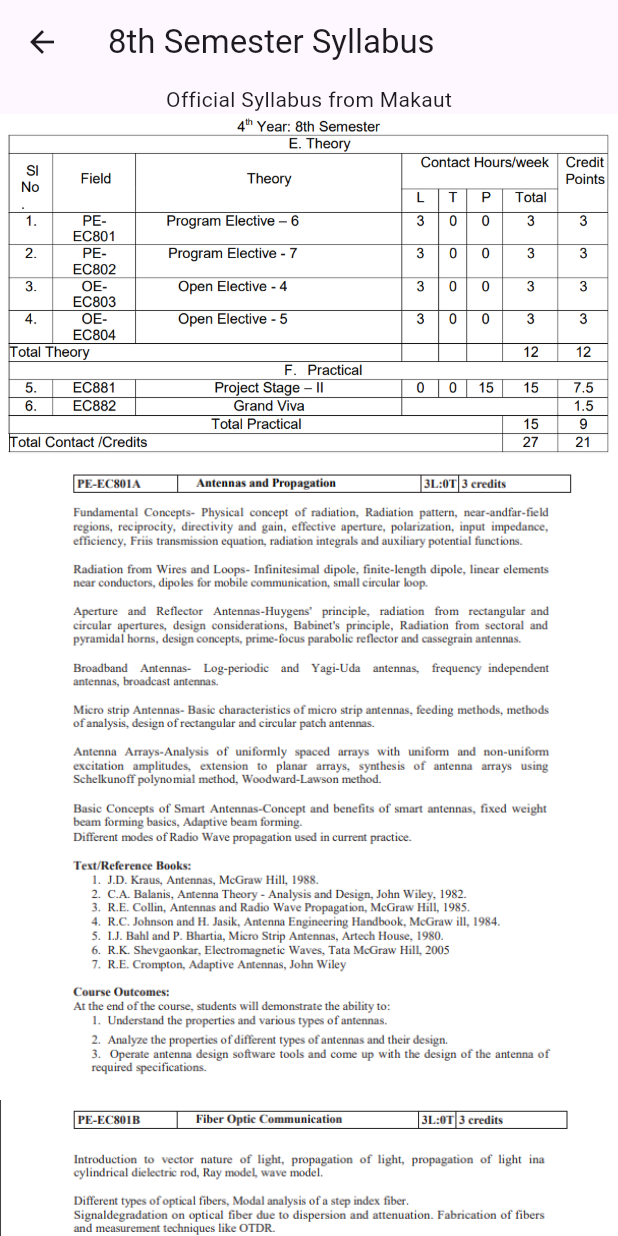
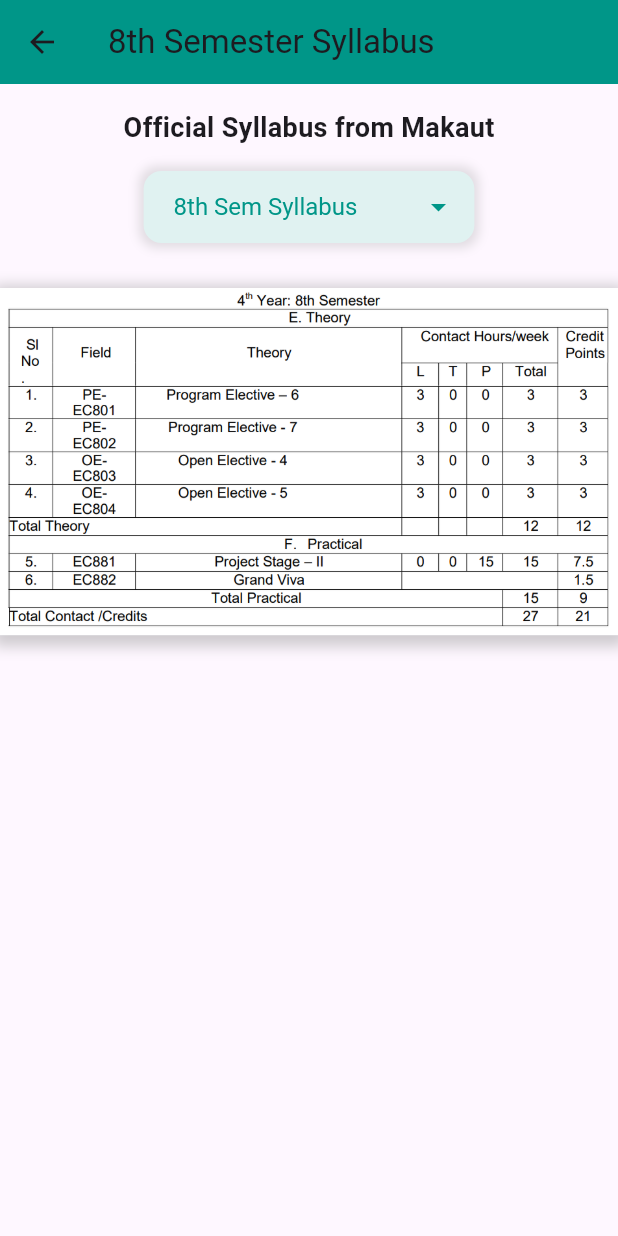
Before and after one commit to Shinjan-saha/ECE-Dept-App, a Flutter app: the Semester8Page screen opened directly, on a phone screen of 412 x 824 dp. Run offline on Flutter 3.47's test engine with Material 3 defaults, Android fonts, the phone set to English and light mode, and no system bars; our stand-ins replace curved_navigation_bar.

Commit message:
Update semester_8_page.dart

```diff
--- a/ece/lib/semester_8_page.dart
+++ b/ece/lib/semester_8_page.dart
@@ -1,170 +1,156 @@
 import 'package:flutter/material.dart';
+import 'main_electives_page.dart';
+import 'prof_electives_page.dart';
 
-class Semester8Page extends StatelessWidget {
+class Semester8Page extends StatefulWidget {
+  @override
+  _Semester8PageState createState() => _Semester8PageState();
+}
+
+class _Semester8PageState extends State<Semester8Page> {
+  String _selectedOption = '8th Sem Syllabus';
+
+  final Map<String, List<String>> _imageGroups = {
+    '8th Sem Syllabus': ['8thsem.png'],
+    'PE-EC801A': ['8thsem1.png'],
+    'PE-EC801B': ['8thsem2.png'],
+    'PE-EC801C': ['8thsem3.png'],
+    'PE-EC802A': ['8thsem4.png'],
+    'PE-EC802B': ['8thsem5.png'],
+    'PE-EC802C': ['8thsem6.png'],
+    '0E-EC803A': ['8thsem7.png','8thsem8.png'],
+    '0E-EC803B': ['8thsem9.png','8thsem10.png'],
+    '0E-EC803C': ['8thsem11.png','8thsem12.png'],
+    '0E-EC804B': ['8thsem13.png','8thsem14.png'],
+    '0E-EC804C': ['8thsem15.png'],
+    'EC881': ['8thsem16.png'],
+
+  };
+
   @override
   Widget build(BuildContext context) {
     return Scaffold(
       appBar: AppBar(
         title: Text('8th Semester Syllabus'),
+        backgroundColor: Colors.teal,
       ),
       body: SingleChildScrollView(
         child: Column(
           children: <Widget>[
-            Text('Official Syllabus from Makaut'),
-            ListView.builder(
-              shrinkWrap: true,
-              physics: NeverScrollableScrollPhysics(),
-              itemCount: 18, // Display 18 images
-              itemBuilder: (BuildContext context, int index) {
-                if (index == 0) {
-                  return Image.asset(
-                    'asset/8thsem.png',
-                    // height: 200,
-                    width: double.infinity,
-                    fit: BoxFit.cover,
-                  );
-                } else if (index == 1) {
-                  return Image.asset(
-                    'asset/8thsem1.png',
-                    // height: 200,
-                    width: double.infinity,
-                    fit: BoxFit.cover,
-                  );
-                }
-                else if (index == 2) {
-                  return Image.asset(
-                    'asset/8thsem2.png',
-                    // height: 200,
-                    width: double.infinity,
-                    fit: BoxFit.cover,
-                  );
-                }
-                else if (index == 3) {
-                  return Image.asset(
-                    'asset/8thsem3.png',
-                    // height: 200,
-                    width: double.infinity,
-                    fit: BoxFit.cover,
-                  );
-                }
-                else if (index == 4) {
-                  return Image.asset(
-                    'asset/8thsem4.png',
-                    // height: 200,
-                    width: double.infinity,
-                    fit: BoxFit.cover,
-                  );
-                }
-                else if (index == 5) {
-                  return Image.asset(
-                    'asset/8thsem5.png',
-                    // height: 200,
-                    width: double.infinity,
-                    fit: BoxFit.cover,
-                  );
-                }
-                else if (index == 6) {
-                  return Image.asset(
-                    'asset/8thsem6.png',
-                    // height: 200,
-                    width: double.infinity,
-                    fit: BoxFit.cover,
-                  );
-                }
-                else if (index == 7) {
-                  return Image.asset(
-                    'asset/8thsem7.png',
-                    // height: 200,
-                    width: double.infinity,
-                    fit: BoxFit.cover,
-                  );
-                }
-                else if (index == 8) {
-                  return Image.asset(
-                    'asset/8thsem8.png',
-                    // height: 200,
-                    width: double.infinity,
-                    fit: BoxFit.cover,
-                  );
-                }
-                else if (index == 9) {
-                  return Image.asset(
-                    'asset/8thsem9.png',
-                    // height: 200,
-                    width: double.infinity,
-                    fit: BoxFit.cover,
-                  );
-                }
-                else if (index == 10) {
-                  return Image.asset(
-                    'asset/8thsem10.png',
-                    // height: 200,
-                    width: double.infinity,
-                    fit: BoxFit.cover,
-                  );
-                }
-                else if (index == 11) {
-                  return Image.asset(
-                    'asset/8thsem11.png',
-                    // height: 200,
-                    width: double.infinity,
-                    fit: BoxFit.cover,
-                  );
-                }
-                 else if (index == 12) {
-                  return Image.asset(
-                    'asset/8thsem111.png',
-                    // height: 200,
-                    width: double.infinity,
-                    fit: BoxFit.cover,
-                  );
-                }
-                 else if (index == 13) {
-                  return Image.asset(
-                    'asset/8thsem12.png',
-                    // height: 200,
-                    width: double.infinity,
-                    fit: BoxFit.cover,
-                  );
-                }
-                 else if (index == 14) {
-                  return Image.asset(
-                    'asset/8thsem13.png',
-                    // height: 200,
-                    width: double.infinity,
-                    fit: BoxFit.cover,
-                  );
-                }
-                 else if (index == 15) {
-                  return Image.asset(
-                    'asset/8thsem14.png',
-                    // height: 200,
-                    width: double.infinity,
-                    fit: BoxFit.cover,
-                  );
-                }
-                else if (index == 16) {
-                  return Image.asset(
-                    'asset/8thsem15.png',
-                    // height: 200,
-                    width: double.infinity,
-                    fit: BoxFit.cover,
-                  );
-                }
-                else if (index == 17) {
-                  return Image.asset(
-                    'asset/8thsem16.png',
-                    // height: 200,
-                    width: double.infinity,
-                    fit: BoxFit.cover,
-                  );
-                }
-
-
-
-
-                return Container(); // Placeholder for other indices
-              },
+            Padding(
+              padding: const EdgeInsets.all(16.0),
+              child: Text(
+                'Official Syllabus from Makaut',
+                style: TextStyle(fontSize: 18, fontWeight: FontWeight.bold),
+              ),
+            ),
+            Padding(
+              padding: const EdgeInsets.symmetric(horizontal: 16.0),
+              child: DecoratedBox(
+                decoration: BoxDecoration(
+                  color: Colors.teal[50],
+                  borderRadius: BorderRadius.circular(12),
+                  boxShadow: [
+                    BoxShadow(
+                      color: Colors.grey.withOpacity(0.3),
+                      spreadRadius: 3,
+                      blurRadius: 5,
+                    ),
+                  ],
+                ),
+                child: Padding(
+                  padding: const EdgeInsets.symmetric(horizontal: 12.0),
+                  child: DropdownButtonHideUnderline(
+                    child: DropdownButton<String>(
+                      value: _selectedOption,
+                      onChanged: (String? newValue) {
+                        if (newValue == 'Open Electives') {
+                          Navigator.push(
+                            context,
+                            MaterialPageRoute(
+                                builder: (context) => OpenElectivePage()),
+                          );
+                        } else if (newValue == 'Professional Electives') {
+                          Navigator.push(
+                            context,
+                            MaterialPageRoute(
+                                builder: (context) => ProfElectivePage()),
+                          );
+                        } else {
+                          setState(() {
+                            _selectedOption = newValue!;
+                          });
+                        }
+                      },
+                      dropdownColor: Colors.teal[50],
+                      items: _imageGroups.keys
+                          .map<DropdownMenuItem<String>>((String key) {
+                        return DropdownMenuItem<String>(
+                          value: key,
+                          child: Padding(
+                            padding: const EdgeInsets.all(8.0),
+                            child: Text(
+                              key,
+                              style: TextStyle(fontSize: 16),
+                            ),
+                          ),
+                        );
+                      }).toList()
+                        ..add(DropdownMenuItem<String>(
+                          value: 'Open Electives',
+                          child: Padding(
+                            padding: const EdgeInsets.all(8.0),
+                            child: Text(
+                              'Open Electives',
+                              style: TextStyle(fontSize: 16),
+                            ),
+                          ),
+                        ))
+                        ..add(DropdownMenuItem<String>(
+                          value: 'Professional Electives',
+                          child: Padding(
+                            padding: const EdgeInsets.all(8.0),
+                            child: Text(
+                              'Professional Electives',
+                              style: TextStyle(fontSize: 16),
+                            ),
+                          ),
+                        )),
+                      icon: Icon(Icons.arrow_drop_down, color: Colors.teal),
+                      style: TextStyle(color: Colors.teal, fontSize: 16),
+                    ),
+                  ),
+                ),
+              ),
+            ),
+            SizedBox(height: 20),
+            Column(
+              children: _imageGroups[_selectedOption]!
+                  .map((imageName) => Container(
+                        margin: EdgeInsets.symmetric(vertical: 10.0),
+                        decoration: BoxDecoration(
+                          color: Colors.blueGrey[50],
+                          boxShadow: [
+                            BoxShadow(
+                              color: Colors.grey.withOpacity(0.5),
+                              spreadRadius: 5,
+                              blurRadius: 7,
+                              offset: Offset(0, 3),
+                            ),
+                          ],
+                        ),
+                        child: InteractiveViewer(
+                          panEnabled: true,
+                          minScale: 0.5,
+                          maxScale: 4.0,
+                          child: Image.asset(
+                            'asset/$imageName',
+                            width: double.infinity,
+                            fit: BoxFit.cover,
+                          ),
+                        ),
+                      ))
+                  .toList(),
             ),
           ],
         ),
```
